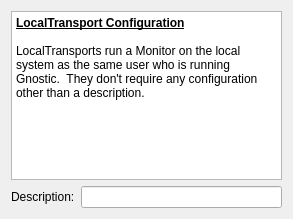
Above: LocalTransportConfigWidget.ui from matthewg42/Gnostic before the change. Below: the same form after it.
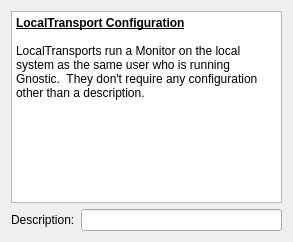
That is the form after the change.

The edit to the form file:
```diff
--- a/LocalTransportConfigWidget.ui
+++ b/LocalTransportConfigWidget.ui
@@ -19,6 +19,12 @@
      <property name="enabled">
       <bool>true</bool>
      </property>
+     <property name="sizePolicy">
+      <sizepolicy hsizetype="Expanding" vsizetype="MinimumExpanding">
+       <horstretch>0</horstretch>
+       <verstretch>0</verstretch>
+      </sizepolicy>
+     </property>
      <property name="html">
       <string>&lt;!DOCTYPE HTML PUBLIC &quot;-//W3C//DTD HTML 4.0//EN&quot; &quot;http://www.w3.org/TR/REC-html40/strict.dtd&quot;&gt;
 &lt;html&gt;&lt;head&gt;&lt;meta name=&quot;qrichtext&quot; content=&quot;1&quot; /&gt;&lt;style type=&quot;text/css&quot;&gt;
```
